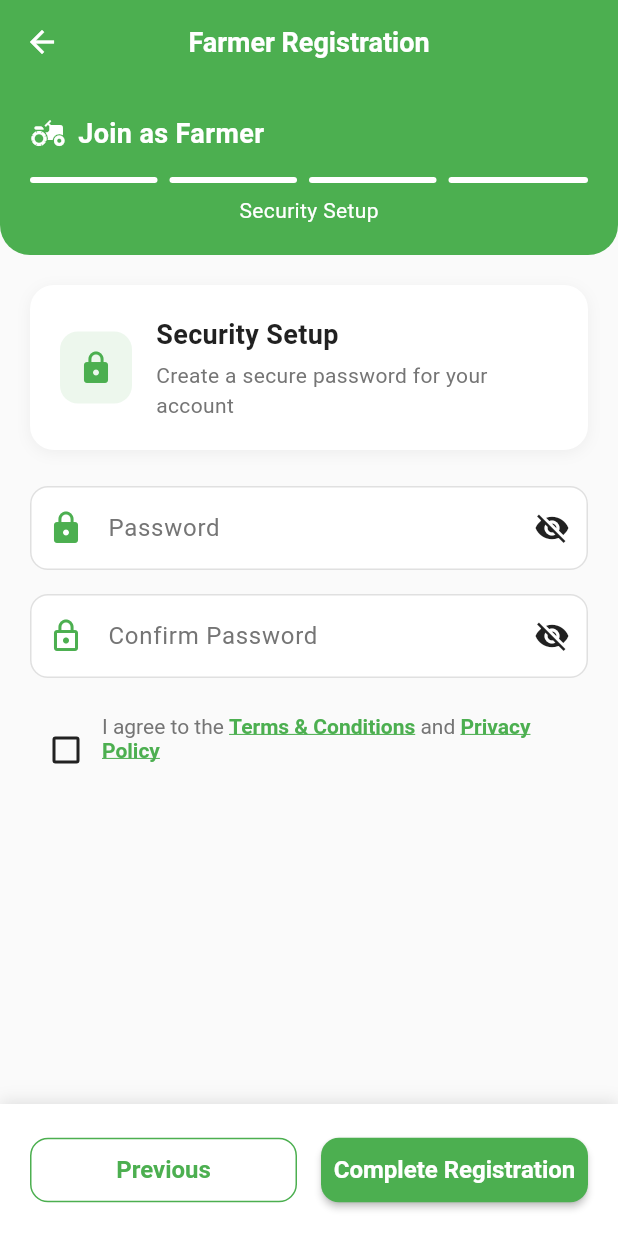
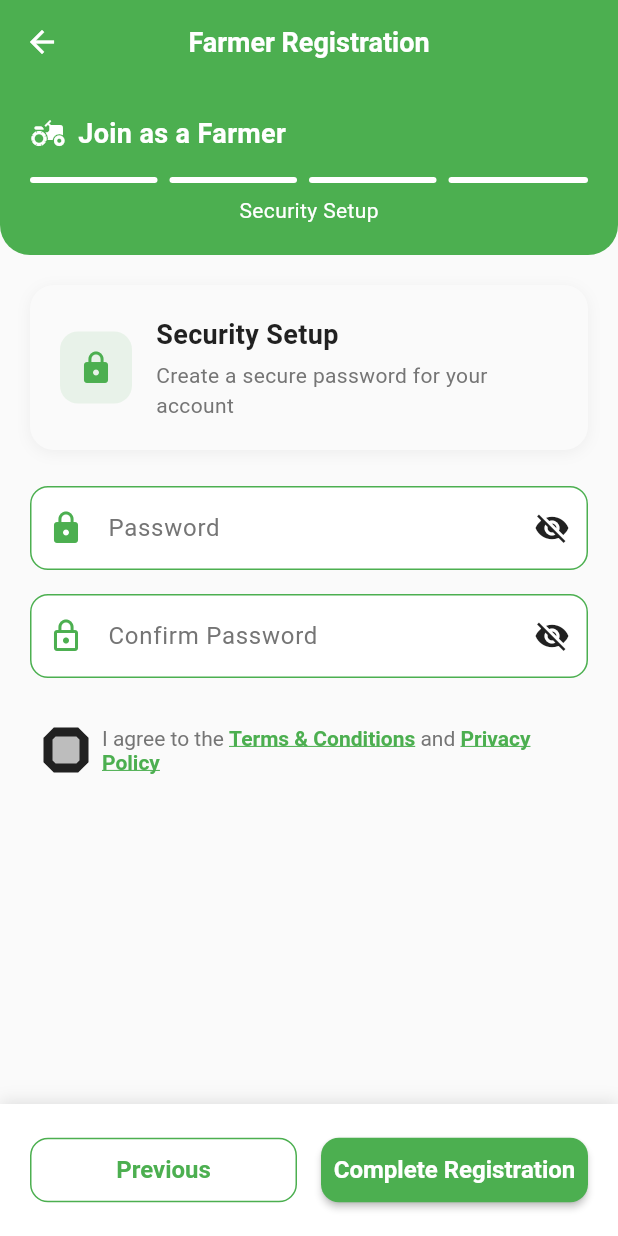
Before and after one commit to Lokesh-1511/SIH_AgriChain, a Flutter app: the FarmerRegistrationScreen screen opened directly, swiped to page 4, on a phone screen of 412 x 824 dp. Run offline on Flutter 3.47's test engine with Material 3 defaults, Android fonts, the light colour scheme and no system bars; our stand-ins replace image_picker, shared_preferences; accounts and stored records are empty.

Commit message:
Make changes in Farmer registration.

```diff
--- a/lib/features/auth/screens/farmer_registration_screen.dart
+++ b/lib/features/auth/screens/farmer_registration_screen.dart
@@ -1,3 +1,5 @@
+// ignore_for_file: deprecated_member_use
+
 import 'package:flutter/material.dart';
 import 'package:provider/provider.dart';
 import '../../../core/theme/app_colors.dart';
@@ -129,7 +131,7 @@ class _FarmerRegistrationScreenState extends State<FarmerRegistrationScreen> {
             ),
             const SizedBox(width: 8),
             Text(
-              'Join as Farmer',
+              'Join as a Farmer',
               style: TextStyle(
                 color: Colors.white,
                 fontSize: 18,
@@ -281,8 +283,10 @@ class _FarmerRegistrationScreenState extends State<FarmerRegistrationScreen> {
             Container(
               padding: const EdgeInsets.all(16),
               decoration: BoxDecoration(
+                // ignore: deprecated_member_use
                 color: AppColors.info.withOpacity(0.1),
                 borderRadius: BorderRadius.circular(12),
+                // ignore: deprecated_member_use
                 border: Border.all(color: AppColors.info.withOpacity(0.3)),
               ),
               child: Row(
@@ -457,20 +461,32 @@ class _FarmerRegistrationScreenState extends State<FarmerRegistrationScreen> {
               child: Column(
                 children: [
                   RadioListTile<String>(
-                    title: const Text('Owned'),
-                    subtitle: const Text('I own this land'),
+                    title: const Text('Owned', style: TextStyle(color: AppColors.textPrimary,),),
+                    subtitle: const Text('I own this land', style: TextStyle(color: AppColors.textSecondary,),),
+
                     value: 'owned',
                     groupValue: _landOwnership,
-                    activeColor: AppColors.farmerPrimary,
+                    fillColor: WidgetStateProperty.resolveWith<Color>((states) {
+                        if (states.contains(WidgetState.selected)) {
+                          return AppColors.farmerPrimary; // selected color
+                        }
+                        return Colors.grey; // unselected color
+                 }),
+
                     onChanged: (value) => setState(() => _landOwnership = value!),
                   ),
                   Divider(height: 1, color: AppColors.border),
                   RadioListTile<String>(
-                    title: const Text('Lease/Rent'),
-                    subtitle: const Text('I lease or rent this land'),
+                    title: const Text('Lease/Rent', style: TextStyle(color: AppColors.textPrimary,),),
+                    subtitle: const Text('I lease or rent this land', style: TextStyle(color: AppColors.textSecondary,),),
                     value: 'lease',
                     groupValue: _landOwnership,
-                    activeColor: AppColors.farmerPrimary,
+                    fillColor: WidgetStateProperty.resolveWith<Color>((states) {
+                        if (states.contains(WidgetState.selected)) {
+                          return AppColors.farmerPrimary; // selected color
+                        }
+                        return Colors.grey; // unselected color
+                    }),
                     onChanged: (value) => setState(() => _landOwnership = value!),
                   ),
                 ],
@@ -597,13 +613,22 @@ class _FarmerRegistrationScreenState extends State<FarmerRegistrationScreen> {
             const SizedBox(height: 24),
 
             Row(
-              crossAxisAlignment: CrossAxisAlignment.start,
               children: [
-                Checkbox(
-                  value: _agreeToTerms,
-                  onChanged: (value) => setState(() => _agreeToTerms = value ?? false),
-                  activeColor: AppColors.farmerPrimary,
+                Transform.scale(
+                  scale: 1.5, // 1.0 = normal, increase for bigger size
+                  child: Checkbox(
+                    value: _agreeToTerms,
+                    shape: BeveledRectangleBorder(borderRadius: BorderRadius.circular(4)),
+                    onChanged: (value) => setState(() => _agreeToTerms = value ?? false),
+                    fillColor: MaterialStateProperty.resolveWith<Color>((states) {
+                      if (states.contains(MaterialState.selected)) {
+                        return AppColors.farmerPrimary;
+                      }
+                      return AppColors.textHint;
+                    }),
+                  ),
                 ),
+
                 Expanded(
                   child: GestureDetector(
                     onTap: () => setState(() => _agreeToTerms = !_agreeToTerms),
@@ -748,7 +773,7 @@ class _FarmerRegistrationScreenState extends State<FarmerRegistrationScreen> {
     return Container(
       padding: const EdgeInsets.all(20),
       decoration: BoxDecoration(
-        color: Colors.white,
+        color:AppColors.background,
         borderRadius: BorderRadius.circular(16),
         boxShadow: [
           BoxShadow(
@@ -780,6 +805,7 @@ class _FarmerRegistrationScreenState extends State<FarmerRegistrationScreen> {
                 Text(
                   title,
                   style: const TextStyle(
+                    color: AppColors.textPrimary,
                     fontSize: 18,
                     fontWeight: FontWeight.bold,
                   ),
@@ -818,21 +844,23 @@ class _FarmerRegistrationScreenState extends State<FarmerRegistrationScreen> {
       maxLines: maxLines,
       enabled: enabled,
       validator: validator,
+      style: TextStyle(color: Colors.black),
       decoration: InputDecoration(
         labelText: label,
+        labelStyle: TextStyle(color: AppColors.textSecondary),
         prefixIcon: Icon(icon, color: AppColors.farmerPrimary),
         suffixIcon: suffixIcon,
         border: OutlineInputBorder(
           borderRadius: BorderRadius.circular(12),
         ),
-        focusedBorder: OutlineInputBorder(
-          borderRadius: BorderRadius.circular(12),
-          borderSide: BorderSide(color: AppColors.farmerPrimary, width: 2),
-        ),
         enabledBorder: OutlineInputBorder(
-          borderRadius: BorderRadius.circular(12),
-          borderSide: BorderSide(color: AppColors.border),
-        ),
+                    borderRadius: BorderRadius.circular(12),
+                    borderSide: BorderSide(color: AppColors.farmerPrimary, width: 1), // light grey border
+                  ),
+                  focusedBorder: OutlineInputBorder(
+                    borderRadius: BorderRadius.circular(12),
+                    borderSide: BorderSide(color: AppColors.farmerPrimary, width: 2), // colored border when focused
+                  ),
         disabledBorder: OutlineInputBorder(
           borderRadius: BorderRadius.circular(12),
           borderSide: BorderSide(color: AppColors.border.withOpacity(0.5)),
@@ -949,7 +977,11 @@ class _FarmerRegistrationScreenState extends State<FarmerRegistrationScreen> {
           if (_currentStep > 0) const SizedBox(width: 16),
           Expanded(
             child: ElevatedButton(
-              onPressed: _isLoading ? null : _nextStep,
+              onPressed: () {
+                _isLoading ? null : _nextStep();
+                 FocusScope.of(context).unfocus();
+
+              },
               style: ElevatedButton.styleFrom(
                 backgroundColor: AppColors.farmerPrimary,
                 foregroundColor: Colors.white,
@@ -964,7 +996,8 @@ class _FarmerRegistrationScreenState extends State<FarmerRegistrationScreen> {
                         strokeWidth: 2,
                       ),
                     )
-                  : Text(_getNextButtonText()),
+                  : Text(_getNextButtonText(), ),
+
             ),
           ),
         ],
@@ -1182,7 +1215,7 @@ class _FarmerRegistrationScreenState extends State<FarmerRegistrationScreen> {
         .split(' ')
         .map((word) => word.isNotEmpty ? word[0].toUpperCase() : '')
         .join('');
-    return 'FRM${nameInitials}${timestamp.toString().substring(8)}';
+    return 'FRM$nameInitials${timestamp.toString().substring(8)}';
   }
 
   void _navigateToDashboard() {
@@ -1195,6 +1228,7 @@ class _FarmerRegistrationScreenState extends State<FarmerRegistrationScreen> {
   void _showSuccessSnackBar(String message) {
     ScaffoldMessenger.of(context).showSnackBar(
       SnackBar(
+        behavior: SnackBarBehavior.floating,
         content: Text(message),
         backgroundColor: AppColors.success,
       ),
@@ -1204,6 +1238,7 @@ class _FarmerRegistrationScreenState extends State<FarmerRegistrationScreen> {
   void _showErrorSnackBar(String message) {
     ScaffoldMessenger.of(context).showSnackBar(
       SnackBar(
+        behavior: SnackBarBehavior.floating,
         content: Text(message),
         backgroundColor: AppColors.error,
         action: SnackBarAction(
```
Also changed, not shown: lib/features/auth/screens/login_screen.dart (+4 -4 lines), lib/features/auth/screens/register_screen.dart (+10 -7 lines), lib/features/auth/screens/role_selection_screen.dart (deleted, +0 -269 lines), lib/features/common/screens/landing_screen.dart (+0 -69 lines).
